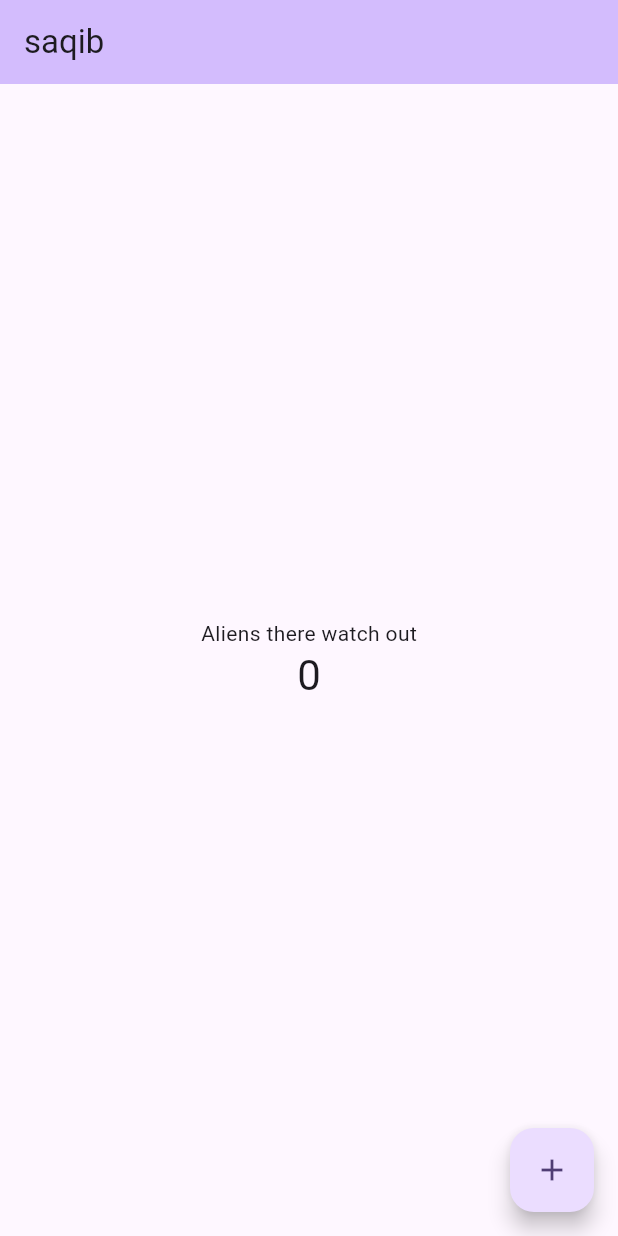
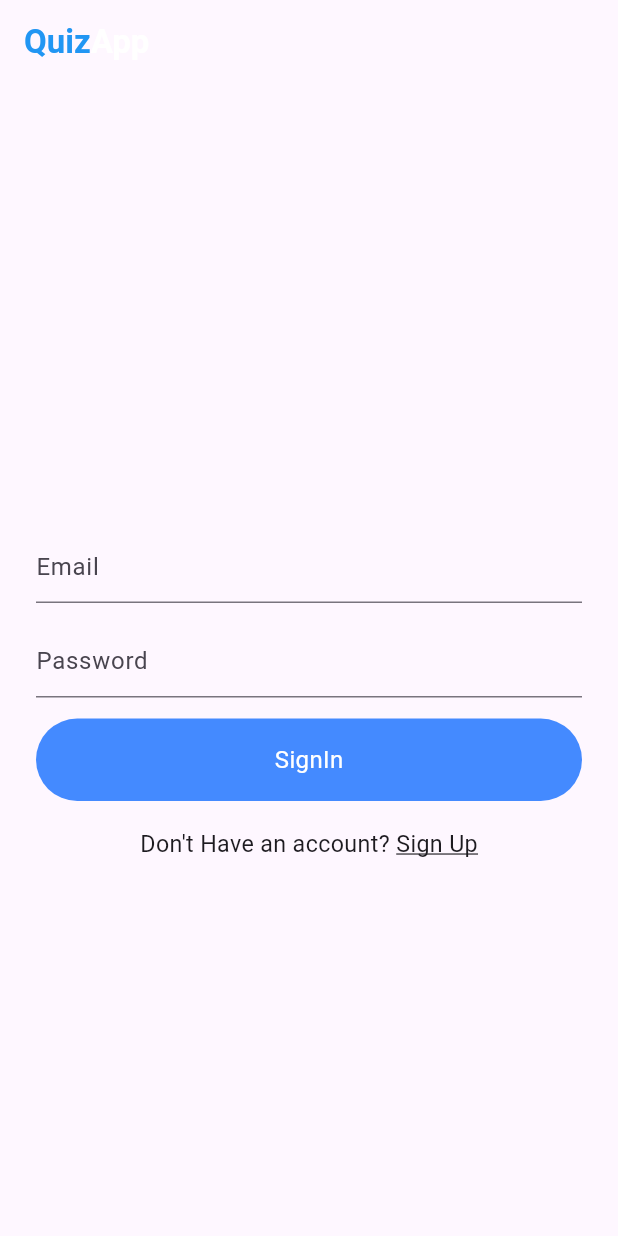
Before and after one commit to saqib772/Counter_App, a Flutter app: the screen it shows after launch, on a phone screen of 412 x 824 dp. Run offline on Flutter 3.47's test engine with Material 3 defaults, Android fonts, the phone set to English and light mode, and no system bars; our stand-ins replace firebase_auth; accounts and stored records are empty.

Commit message:
Quiz app Code

```diff
--- a/classic/lib/main.dart
+++ b/classic/lib/main.dart
@@ -1,125 +1,23 @@
+import 'package:classic/views/signin.dart';
 import 'package:flutter/material.dart';
 
-void main() {
-  runApp(const MyApp());
+
+void main(){
+  runApp(MyApp());
 }
-
 class MyApp extends StatelessWidget {
   const MyApp({super.key});
 
-  // This widget is the root of your application.
   @override
   Widget build(BuildContext context) {
     return MaterialApp(
-      title: 'Flutter Demo',
+      title: 'Quiz APP',
+      debugShowCheckedModeBanner: false,
       theme: ThemeData(
-        // This is the theme of your application.
-        //
-        // TRY THIS: Try running your application with "flutter run". You'll see
-        // the application has a purple toolbar. Then, without quitting the app,
-        // try changing the seedColor in the colorScheme below to Colors.green
-        // and then invoke "hot reload" (save your changes or press the "hot
-        // reload" button in a Flutter-supported IDE, or press "r" if you used
-        // the command line to start the app).
-        //
-        // Notice that the counter didn't reset back to zero; the application
-        // state is not lost during the reload. To reset the state, use hot
-        // restart instead.
-        //
-        // This works for code too, not just values: Most code changes can be
-        // tested with just a hot reload.
-        colorScheme: ColorScheme.fromSeed(seedColor: Colors.deepPurple),
-        useMaterial3: true,
+        primarySwatch: Colors.lightBlue,
+        visualDensity: VisualDensity.adaptivePlatformDensity,
       ),
-      home: const MyHomePage(title: 'saqib'),
+      home:SignIn(),
     );
   }
 }
-
-class MyHomePage extends StatefulWidget {
-  const MyHomePage({super.key, required this.title});
-
-  // This widget is the home page of your application. It is stateful, meaning
-  // that it has a State object (defined below) that contains fields that affect
-  // how it looks.
-
-  // This class is the configuration for the state. It holds the values (in this
-  // case the title) provided by the parent (in this case the App widget) and
-  // used by the build method of the State. Fields in a Widget subclass are
-  // always marked "final".
-
-  final String title;
-
-  @override
-  State<MyHomePage> createState() => _MyHomePageState();
-}
-
-class _MyHomePageState extends State<MyHomePage> {
-  int _counter = 0;
-
-  void _incrementCounter() {
-    setState(() {
-      // This call to setState tells the Flutter framework that something has
-      // changed in this State, which causes it to rerun the build method below
-      // so that the display can reflect the updated values. If we changed
-      // _counter without calling setState(), then the build method would not be
-      // called again, and so nothing would appear to happen.
-      _counter++;
-    });
-  }
-
-  @override
-  Widget build(BuildContext context) {
-    // This method is rerun every time setState is called, for instance as done
-    // by the _incrementCounter method above.
-    //
-    // The Flutter framework has been optimized to make rerunning build methods
-    // fast, so that you can just rebuild anything that needs updating rather
-    // than having to individually change instances of widgets.
-    return Scaffold(
-      appBar: AppBar(
-        // TRY THIS: Try changing the color here to a specific color (to
-        // Colors.amber, perhaps?) and trigger a hot reload to see the AppBar
-        // change color while the other colors stay the same.
-        backgroundColor: Theme.of(context).colorScheme.inversePrimary,
-        // Here we take the value from the MyHomePage object that was created by
-        // the App.build method, and use it to set our appbar title.
-        title: Text(widget.title),
-      ),
-      body: Center(
-        // Center is a layout widget. It takes a single child and positions it
-        // in the middle of the parent.
-        child: Column(
-          // Column is also a layout widget. It takes a list of children and
-          // arranges them vertically. By default, it sizes itself to fit its
-          // children horizontally, and tries to be as tall as its parent.
-          //
-          // Column has various properties to control how it sizes itself and
-          // how it positions its children. Here we use mainAxisAlignment to
-          // center the children vertically; the main axis here is the vertical
-          // axis because Columns are vertical (the cross axis would be
-          // horizontal).
-          //
-          // TRY THIS: Invoke "debug painting" (choose the "Toggle Debug Paint"
-          // action in the IDE, or press "p" in the console), to see the
-          // wireframe for each widget.
-          mainAxisAlignment: MainAxisAlignment.center,
-          children: <Widget>[
-            const Text(
-              'Aliens there watch out',
-            ),
-            Text(
-              '$_counter',
-              style: Theme.of(context).textTheme.headlineMedium,
-            ),
-          ],
-        ),
-      ),
-      floatingActionButton: FloatingActionButton(
-        onPressed: _incrementCounter,
-        tooltip: 'Increment',
-        child: const Icon(Icons.add),
-      ), // This trailing comma makes auto-formatting nicer for build methods.
-    );
-  }
-}
--- /dev/null
+++ b/classic/lib/models/users.dart
@@ -0,0 +1,5 @@
+class Users{
+    String uid;
+
+    Users(this.uid);
+}
--- /dev/null
+++ b/classic/lib/views/signin.dart
@@ -0,0 +1,104 @@
+import 'package:classic/views/signup.dart';
+import 'package:classic/widgets/widgets.dart';
+import 'package:flutter/material.dart';
+
+class SignIn extends StatefulWidget {
+  const SignIn({super.key});
+
+  @override
+  State<SignIn> createState() => _SignInState();
+}
+
+class _SignInState extends State<SignIn> {
+  final _formKey = GlobalKey<FormState>();
+  late String email;
+  late String password;
+
+  @override
+  Widget build(BuildContext context) {
+    return Scaffold(
+      appBar: AppBar(
+        title: appBar(context),
+        backgroundColor: Colors.transparent,
+        elevation: 0.0,
+      ),
+      body: Form(
+        key: _formKey,
+        child: Container(
+          // color: Colors.indigoAccent,
+          margin: EdgeInsets.symmetric(horizontal: 24),
+          child: Column(
+            children: [
+              Spacer(),
+              TextFormField(
+                validator: (val) {
+                  return val!.isEmpty ? "Enter Correct Email" : null;
+                },
+                decoration: InputDecoration(hintText: "Email"),
+                onChanged: (val) {
+                  email = val;
+                },
+              ),
+              SizedBox(
+                height: 15,
+              ),
+              TextFormField(
+                validator: (val) {
+                  return val!.isEmpty ? "Enter Correct Password" : null;
+                },
+                decoration: InputDecoration(hintText: "Password"),
+                onChanged: (val) {
+                  password = val;
+                },
+              ),
+              SizedBox(
+                height: 14,
+              ),
+              Container(
+                padding: EdgeInsets.symmetric(vertical: 16),
+                decoration: BoxDecoration(
+                    color: Colors.blueAccent,
+                    borderRadius: BorderRadius.circular(30)),
+                alignment: Alignment.center,
+                width: MediaQuery.of(context).size.width - 48,
+                child: Text(
+                  "SignIn",
+                  style: TextStyle(color: Colors.white, fontSize: 16),
+                ),
+              ),
+              SizedBox(
+                height: 18,
+              ),
+              Row(
+                mainAxisAlignment: MainAxisAlignment.center,
+                children: [
+                  Text(
+                    "Don't Have an account? ",
+                    style: TextStyle(
+                      fontSize: 15.5,
+                    ),
+                  ),
+                  GestureDetector(
+                    onTap: (){
+                      Navigator.pushReplacement(context, MaterialPageRoute(builder:(context)=>Signup() ));
+                    },
+                    child: Text(
+                      "Sign Up",
+                      style: TextStyle(
+                        fontSize: 15.5,
+                        decoration: TextDecoration.underline,
+                      ),
+                    ),
+                  ),
+                ],
+              ),
+              SizedBox(
+                height: 250,
+              ),
+            ],
+          ),
+        ),
+      ),
+    );
+  }
+}
--- /dev/null
+++ b/classic/lib/widgets/widgets.dart
@@ -0,0 +1,14 @@
+import 'package:flutter/material.dart';
+
+Widget appBar(BuildContext context){
+  return RichText(
+    text: TextSpan(
+      style: TextStyle(fontSize: 22),
+      children: const <TextSpan>[
+        TextSpan(text: 'Quiz', style: TextStyle(fontWeight: FontWeight.w600,color: Colors.blue)),
+        TextSpan(text: 'App', style: TextStyle(fontWeight: FontWeight.w600)),
+
+      ],
+    ),
+  );
+}
```
Also changed, not shown: classic/lib/services/auth.dart (added, +27 -0 lines), classic/lib/views/signup.dart (added, +126 -0 lines), classic/pubspec.yaml (+12 -2 lines), classic/lib/views/authenticate.dart (added), classic/lib/views/home.dart (added), classic/pubspec.lock, 6 other files.
